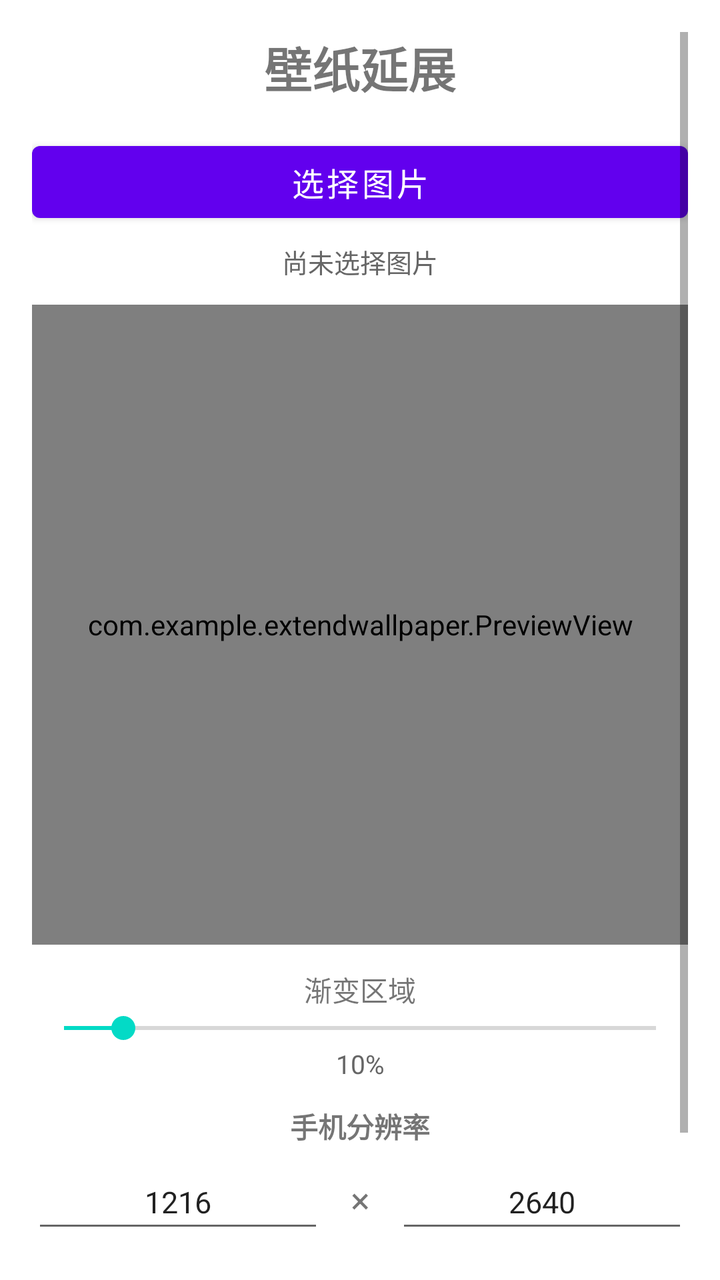
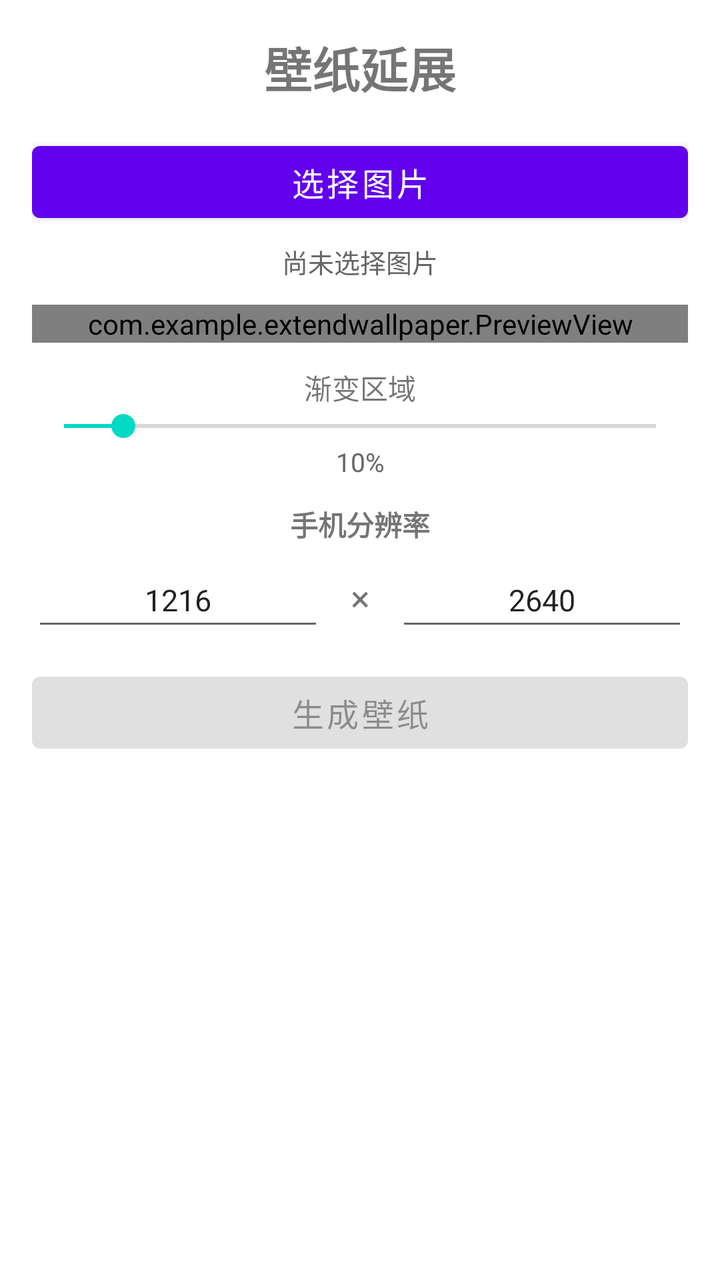

An Android layout rendered at two revisions. The XML below is the earlier revision; the diff shows what the commit changed to produce the second picture.
<!-- AndroidManifest.xml: application theme Theme.ExtendWallpaper -->
<!-- res/layout/activity_main.xml -->
<?xml version="1.0" encoding="utf-8"?>
<ScrollView xmlns:android="http://schemas.android.com/apk/res/android"
    android:layout_width="match_parent" android:layout_height="match_parent"
    android:padding="16dp">

    <LinearLayout android:layout_width="match_parent"
        android:layout_height="wrap_content" android:orientation="vertical"
        android:gravity="center_horizontal">

        <TextView android:layout_width="wrap_content" android:layout_height="wrap_content"
            android:text="壁纸延展" android:textSize="24sp" android:textStyle="bold"
            android:layout_marginBottom="16dp" />

        <Button android:id="@+id/btnPickImage" android:layout_width="match_parent"
            android:layout_height="48dp" android:text="选择图片" android:textSize="16sp" />

        <TextView android:id="@+id/tvImageInfo" android:layout_width="match_parent"
            android:layout_height="wrap_content" android:layout_marginTop="6dp"
            android:text="尚未选择图片" android:textSize="13sp" android:textColor="#666"
            android:gravity="center" />

        
        <com.example.extendwallpaper.PreviewView android:id="@+id/previewView"
            android:layout_width="match_parent"
            android:layout_height="320dp"
            android:layout_marginTop="12dp"
            android:background="#111" />

        
        <TextView android:layout_width="wrap_content" android:layout_height="wrap_content"
            android:layout_marginTop="12dp" android:text="渐变区域" android:textSize="14sp" />

        <SeekBar android:id="@+id/sbModifyZone"
            android:layout_width="match_parent"
            android:layout_height="wrap_content"
            android:max="100" android:progress="10" />

        <TextView android:id="@+id/tvModifyZone"
            android:layout_width="match_parent" android:layout_height="wrap_content"
            android:text="10%" android:textSize="13sp" android:textColor="#666"
            android:gravity="center" />

        
        <TextView android:layout_width="wrap_content" android:layout_height="wrap_content"
            android:layout_marginTop="12dp" android:text="手机分辨率" android:textSize="14sp"
            android:textStyle="bold" />

        <LinearLayout android:layout_width="match_parent"
            android:layout_height="wrap_content" android:orientation="horizontal"
            android:layout_marginTop="4dp">
            <EditText android:id="@+id/etPhoneWidth" android:layout_width="0dp"
                android:layout_weight="1" android:layout_height="44dp"
                android:inputType="number" android:hint="宽度" android:text="1216"
                android:gravity="center" android:textSize="15sp" />
            <TextView android:layout_width="36dp" android:layout_height="44dp"
                android:gravity="center" android:text="×" android:textSize="18sp" />
            <EditText android:id="@+id/etPhoneHeight" android:layout_width="0dp"
                android:layout_weight="1" android:layout_height="44dp"
                android:inputType="number" android:hint="高度" android:text="2640"
                android:gravity="center" android:textSize="15sp" />
        </LinearLayout>

        <Button android:id="@+id/btnGenerate" android:layout_width="match_parent"
            android:layout_height="48dp" android:layout_marginTop="12dp"
            android:text="生成壁纸" android:textSize="16sp" android:enabled="false" />

        <ProgressBar android:id="@+id/progressBar" android:layout_width="wrap_content"
            android:layout_height="wrap_content" android:layout_marginTop="8dp"
            android:visibility="gone" />

        <TextView android:id="@+id/tvResult" android:layout_width="match_parent"
            android:layout_height="wrap_content" android:layout_marginTop="8dp"
            android:textSize="13sp" android:textColor="#333" android:gravity="center" />

    </LinearLayout>
</ScrollView>
<!-- resources referenced by this layout -->
<resources>
  <style name="Theme.ExtendWallpaper" parent="Theme.MaterialComponents.Light.NoActionBar" />
</resources>

<!-- the commit's change to res/layout/activity_main.xml (unified diff, before → after) -->
@@ -22,7 +22,7 @@
         
         <com.example.extendwallpaper.PreviewView android:id="@+id/previewView"
             android:layout_width="match_parent"
-            android:layout_height="320dp"
+            android:layout_height="wrap_content"
             android:layout_marginTop="12dp"
             android:background="#111" />
 
